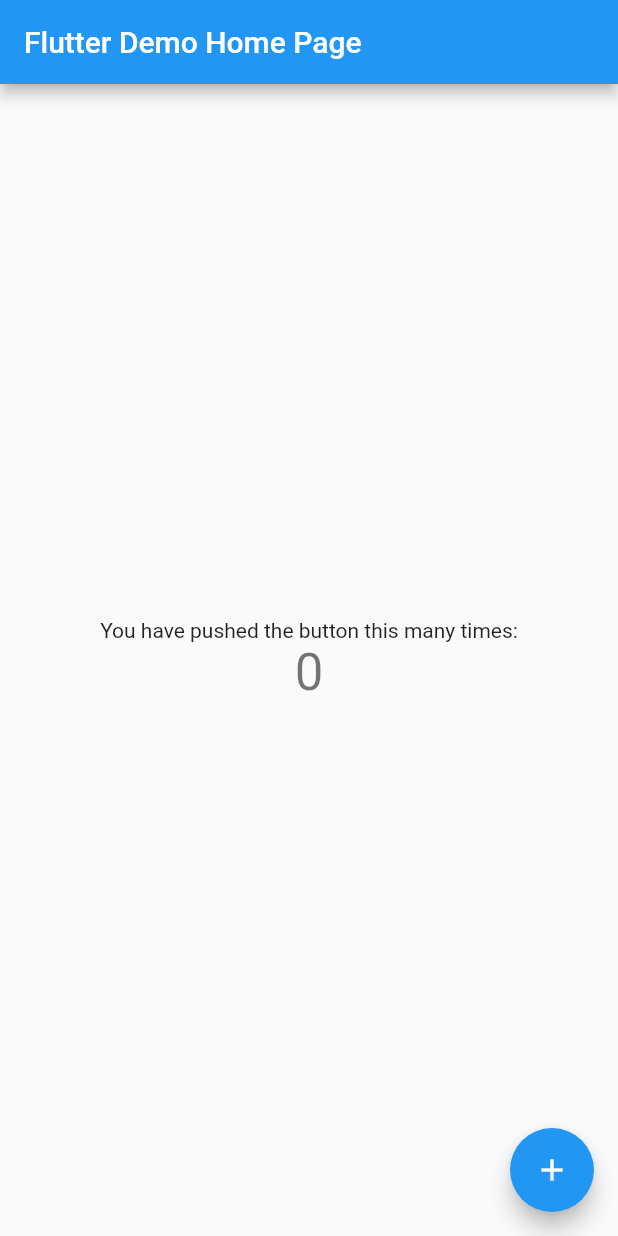
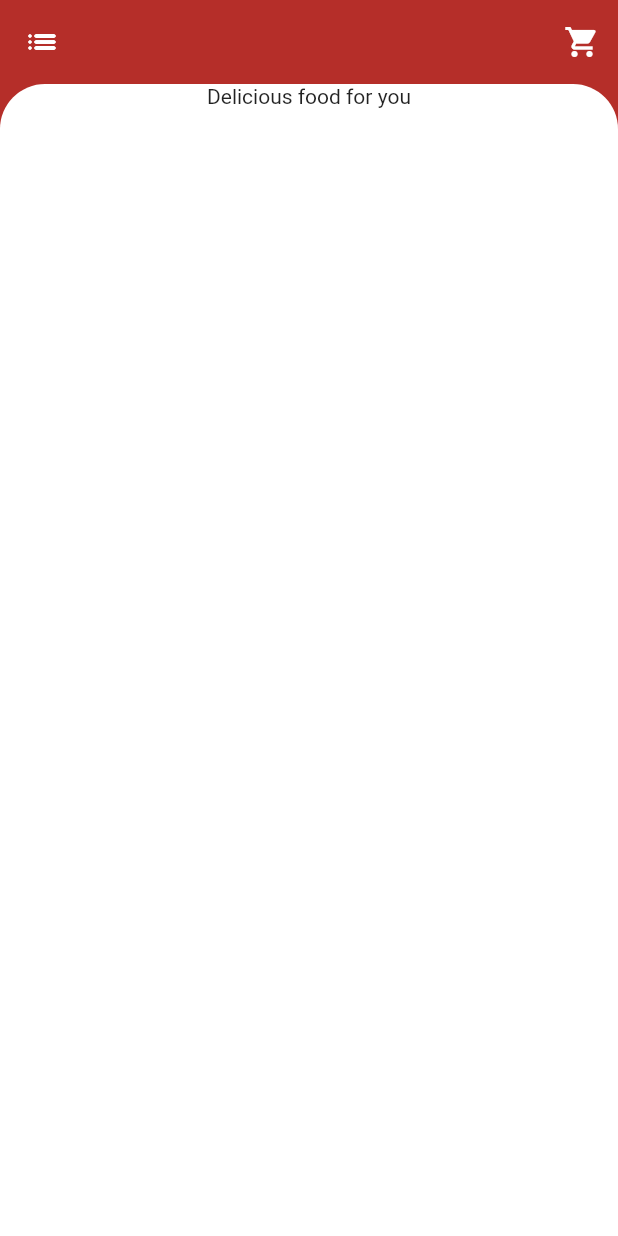
Before and after one commit to ramanmhedin/KFC, a Flutter app: the screen it shows after launch, on a phone screen of 412 x 824 dp. Run offline on Flutter 3.47's test engine with Material 2 defaults, Android fonts, the light colour scheme and no system bars.

Commit message:
2 commit

```diff
--- a/lib/main.dart
+++ b/lib/main.dart
@@ -1,115 +1,22 @@
 import 'package:flutter/material.dart';
+import 'package:kfc/src/screens/home_screen.dart';
+import 'package:kfc/src/screens/login_screen.dart';
+import 'dart:ui';
 
 void main() {
-  runApp(const MyApp());
+  runApp(MyApp());
 }
 
 class MyApp extends StatelessWidget {
   const MyApp({super.key});
 
-  // This widget is the root of your application.
   @override
   Widget build(BuildContext context) {
     return MaterialApp(
-      title: 'Flutter Demo',
       theme: ThemeData(
-        // This is the theme of your application.
-        //
-        // Try running your application with "flutter run". You'll see the
-        // application has a blue toolbar. Then, without quitting the app, try
-        // changing the primarySwatch below to Colors.green and then invoke
-        // "hot reload" (press "r" in the console where you ran "flutter run",
-        // or simply save your changes to "hot reload" in a Flutter IDE).
-        // Notice that the counter didn't reset back to zero; the application
-        // is not restarted.
-        primarySwatch: Colors.blue,
+        primaryColor: const Color.fromRGBO(181, 46, 41, 1),
       ),
-      home: const MyHomePage(title: 'Flutter Demo Home Page'),
+      home: HomeScreen(),
     );
   }
 }
-
-class MyHomePage extends StatefulWidget {
-  const MyHomePage({super.key, required this.title});
-
-  // This widget is the home page of your application. It is stateful, meaning
-  // that it has a State object (defined below) that contains fields that affect
-  // how it looks.
-
-  // This class is the configuration for the state. It holds the values (in this
-  // case the title) provided by the parent (in this case the App widget) and
-  // used by the build method of the State. Fields in a Widget subclass are
-  // always marked "final".
-
-  final String title;
-
-  @override
-  State<MyHomePage> createState() => _MyHomePageState();
-}
-
-class _MyHomePageState extends State<MyHomePage> {
-  int _counter = 0;
-
-  void _incrementCounter() {
-    setState(() {
-      // This call to setState tells the Flutter framework that something has
-      // changed in this State, which causes it to rerun the build method below
-      // so that the display can reflect the updated values. If we changed
-      // _counter without calling setState(), then the build method would not be
-      // called again, and so nothing would appear to happen.
-      _counter++;
-    });
-  }
-
-  @override
-  Widget build(BuildContext context) {
-    // This method is rerun every time setState is called, for instance as done
-    // by the _incrementCounter method above.
-    //
-    // The Flutter framework has been optimized to make rerunning build methods
-    // fast, so that you can just rebuild anything that needs updating rather
-    // than having to individually change instances of widgets.
-    return Scaffold(
-      appBar: AppBar(
-        // Here we take the value from the MyHomePage object that was created by
-        // the App.build method, and use it to set our appbar title.
-        title: Text(widget.title),
-      ),
-      body: Center(
-        // Center is a layout widget. It takes a single child and positions it
-        // in the middle of the parent.
-        child: Column(
-          // Column is also a layout widget. It takes a list of children and
-          // arranges them vertically. By default, it sizes itself to fit its
-          // children horizontally, and tries to be as tall as its parent.
-          //
-          // Invoke "debug painting" (press "p" in the console, choose the
-          // "Toggle Debug Paint" action from the Flutter Inspector in Android
-          // Studio, or the "Toggle Debug Paint" command in Visual Studio Code)
-          // to see the wireframe for each widget.
-          //
-          // Column has various properties to control how it sizes itself and
-          // how it positions its children. Here we use mainAxisAlignment to
-          // center the children vertically; the main axis here is the vertical
-          // axis because Columns are vertical (the cross axis would be
-          // horizontal).
-          mainAxisAlignment: MainAxisAlignment.center,
-          children: <Widget>[
-            const Text(
-              'You have pushed the button this many times:',
-            ),
-            Text(
-              '$_counter',
-              style: Theme.of(context).textTheme.headline4,
-            ),
-          ],
-        ),
-      ),
-      floatingActionButton: FloatingActionButton(
-        onPressed: _incrementCounter,
-        tooltip: 'Increment',
-        child: const Icon(Icons.add),
-      ), // This trailing comma makes auto-formatting nicer for build methods.
-    );
-  }
-}
--- /dev/null
+++ b/lib/src/screens/home_screen.dart
@@ -0,0 +1,46 @@
+import 'package:flutter/material.dart';
+import 'package:flutter/src/widgets/container.dart';
+import 'package:flutter/src/widgets/framework.dart';
+
+class HomeScreen extends StatelessWidget {
+  const HomeScreen({super.key});
+
+  @override
+  Widget build(BuildContext context) {
+    return Scaffold(
+      backgroundColor: Theme.of(context).primaryColor,
+      appBar: AppBar(
+        backgroundColor: Colors.transparent,
+        elevation: 0,
+        leading: IconButton(
+          onPressed: () {},
+          icon: Icon(
+            Icons.list_rounded,
+            color: Colors.white,
+          ),
+        ),
+        actions: [
+          IconButton(
+            onPressed: () {},
+            icon: Icon(
+              Icons.shopping_cart,
+              color: Colors.white,
+            ),
+          ),
+        ],
+      ),
+      body: ClipRRect(
+        borderRadius: BorderRadius.only(
+            topLeft: Radius.circular(30), topRight: Radius.circular(30)),
+        child: Container(
+          height: double.infinity,
+          width: double.infinity,
+          color: Colors.white,
+          child: Column(
+            children: [Text('Delicious food for you')],
+          ),
+        ),
+      ),
+    );
+  }
+}
```
Also changed, not shown: lib/src/screens/login_screen.dart (added, +44 -0 lines), lib/src/screens/singin_screen.dart (added, +42 -0 lines), lib/src/wights/homescreen_on_stack_buttons.dart (added, +80 -0 lines), lib/src/wights/login_list.dart (added, +40 -0 lines), lib/src/wights/singin_list.dart (added, +58 -0 lines), assets/fonts/quicksand.bold-regular.otf (added), assets/fonts/quicksand.boldoblique-regular.otf (added), assets/fonts/quicksand.book-regular.otf (added).
